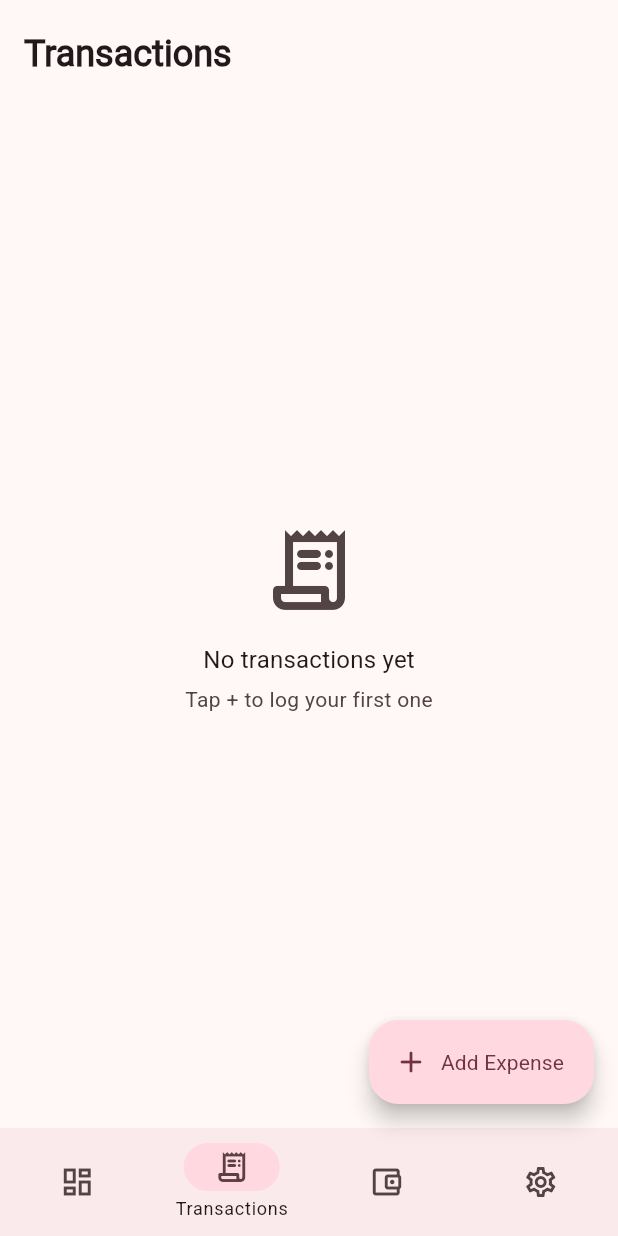
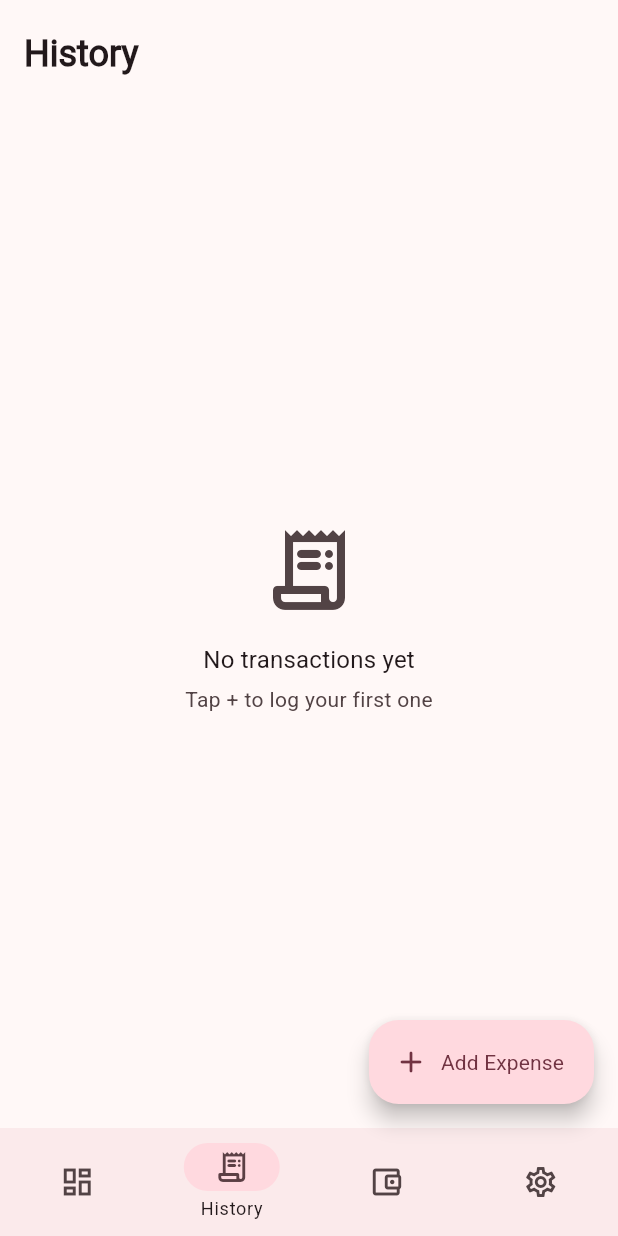
Before and after one commit to Rofiqul-Umma/financely, a Flutter app: the screen it shows after launch, item 2 of the bottom bar chosen, on a phone screen of 412 x 824 dp. Run offline on Flutter 3.47's test engine with Material 3 defaults, Android fonts, the phone set to English and light mode, and no system bars; drawn by our look-alikes of dynamic_color; our stand-ins replace bloc, csv, drift, drift_flutter, equatable, fl_chart and 5 more; accounts and stored records are empty; generated files the repository leaves out were written again.

Commit message:
feat: update navigation label for transactions to 'History' in English and Indonesian localizations

```diff
--- a/lib/l10n/app_en.arb
+++ b/lib/l10n/app_en.arb
@@ -3,7 +3,7 @@
   "appTitle": "Financely",
 
   "navDashboard": "Dashboard",
-  "navTransactions": "Transactions",
+  "navTransactions": "History",
   "navAccounts": "Accounts",
   "navSettings": "Settings",
   "addExpense": "Add Expense",
--- a/lib/l10n/app_id.arb
+++ b/lib/l10n/app_id.arb
@@ -3,7 +3,7 @@
   "appTitle": "Financely",
 
   "navDashboard": "Dasbor",
-  "navTransactions": "Transaksi",
+  "navTransactions": "Riwayat",
   "navAccounts": "Akun",
   "navSettings": "Pengaturan",
   "addExpense": "Tambah Transaksi",
--- a/lib/l10n/app_localizations.dart
+++ b/lib/l10n/app_localizations.dart
@@ -113,7 +113,7 @@ abstract class AppLocalizations {
   /// No description provided for @navTransactions.
   ///
   /// In en, this message translates to:
-  /// **'Transactions'**
+  /// **'History'**
   String get navTransactions;
 
   /// No description provided for @navAccounts.
--- a/lib/l10n/app_localizations_en.dart
+++ b/lib/l10n/app_localizations_en.dart
@@ -15,7 +15,7 @@ class AppLocalizationsEn extends AppLocalizations {
   String get navDashboard => 'Dashboard';
 
   @override
-  String get navTransactions => 'Transactions';
+  String get navTransactions => 'History';
 
   @override
   String get navAccounts => 'Accounts';
--- a/lib/l10n/app_localizations_id.dart
+++ b/lib/l10n/app_localizations_id.dart
@@ -15,7 +15,7 @@ class AppLocalizationsId extends AppLocalizations {
   String get navDashboard => 'Dasbor';
 
   @override
-  String get navTransactions => 'Transaksi';
+  String get navTransactions => 'Riwayat';
 
   @override
   String get navAccounts => 'Akun';
```
Also changed, not shown: lib/features/dashboard/presentation/widgets/budget_card.dart (+13 -2 lines).
